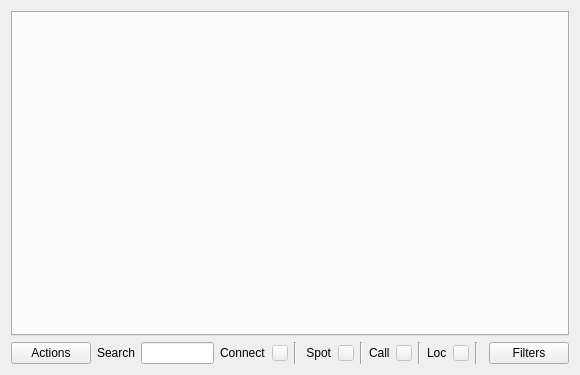
Above: mqt/MqtLogger/clusterclientframe.ui from Rsclub22/Minos2-Mirror before the change. Below: the same form after it.
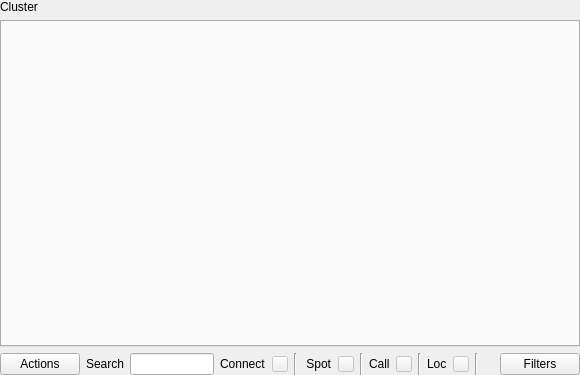
That is the form after the change. Custom widgets are drawn as their Qt base class.

Commit message: Some panel titling

Patch:
```diff
--- a/mqt/MqtLogger/clusterclientframe.ui
+++ b/mqt/MqtLogger/clusterclientframe.ui
@@ -14,6 +14,31 @@
    <string>Frame</string>
   </property>
   <layout class="QVBoxLayout" name="verticalLayout">
+   <property name="leftMargin">
+    <number>0</number>
+   </property>
+   <property name="topMargin">
+    <number>0</number>
+   </property>
+   <property name="rightMargin">
+    <number>0</number>
+   </property>
+   <property name="bottomMargin">
+    <number>0</number>
+   </property>
+   <item>
+    <widget class="QLabel" name="label_6">
+     <property name="sizePolicy">
+      <sizepolicy hsizetype="Preferred" vsizetype="Fixed">
+       <horstretch>0</horstretch>
+       <verstretch>0</verstretch>
+      </sizepolicy>
+     </property>
+     <property name="text">
+      <string>Cluster</string>
+     </property>
+    </widget>
+   </item>
    <item>
     <widget class="QLogTabWidget" name="dxSpotTab">
      <property name="focusPolicy">
```
The commit also changes 3 other files.
